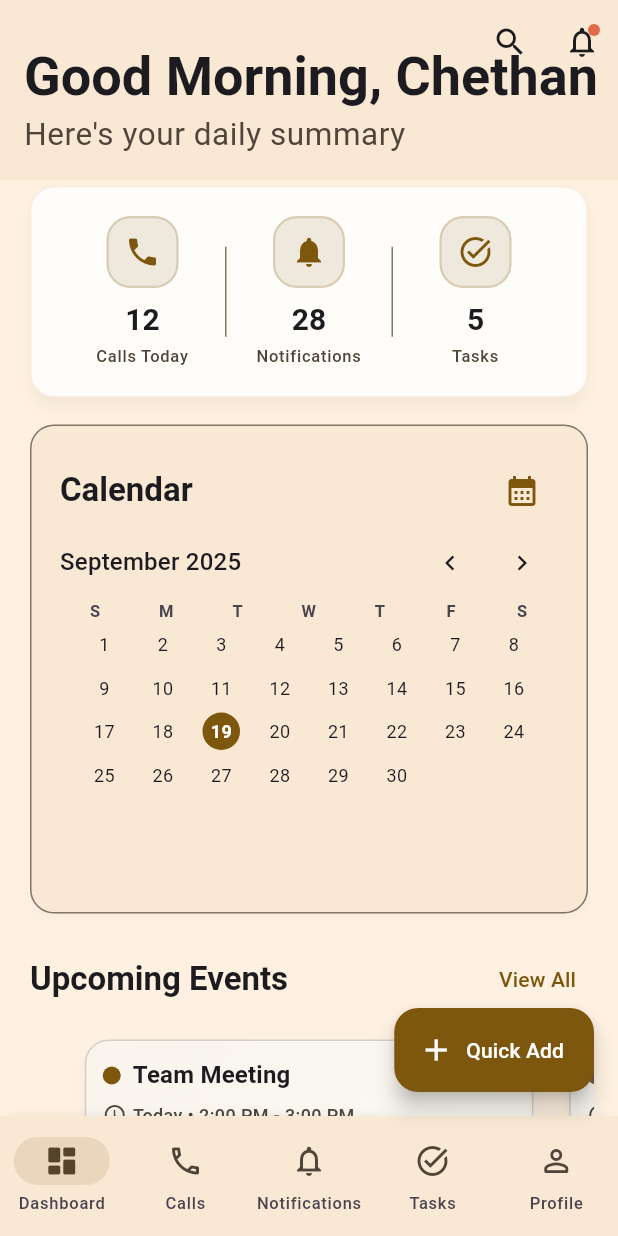
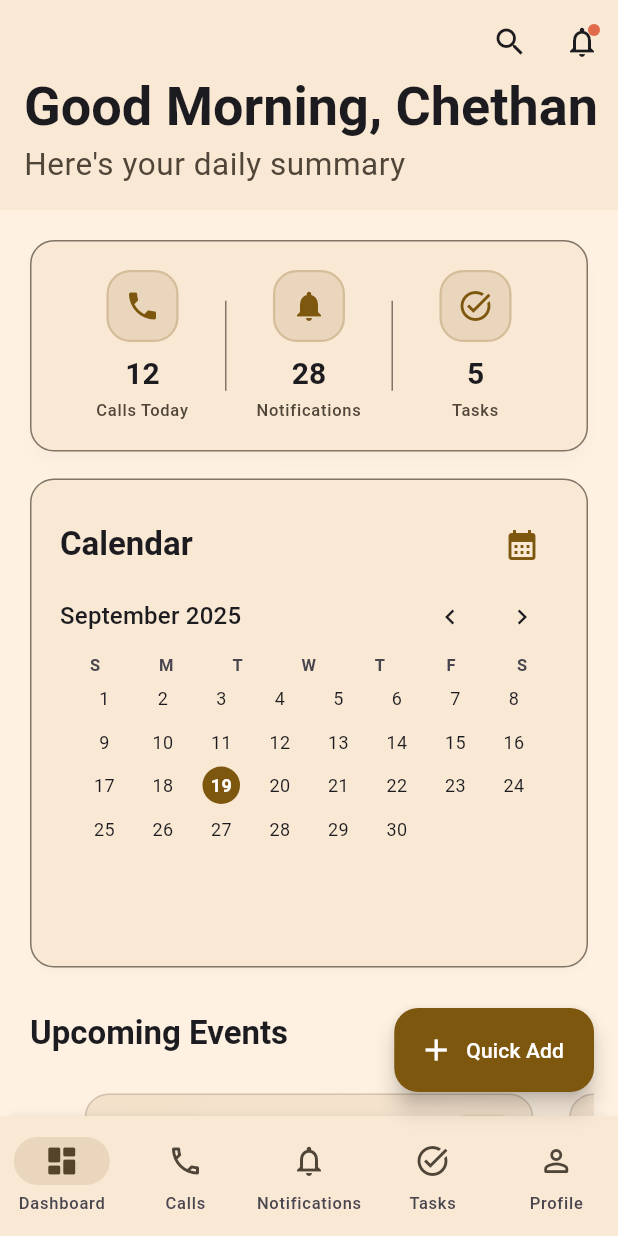
Before and after one commit to Chethan616/U.A.C.C, a Flutter app: the screen it shows once a user with an empty profile is signed in, on a phone screen of 412 x 824 dp. Run offline on Flutter 3.47's test engine with Material 3 defaults, Android fonts, the phone set to English and light mode, and no system bars; our stand-ins replace firebase_auth, firebase_core, flutter_riverpod, google_sign_in, permission_handler, shared_preferences; accounts and stored records are empty.

Commit message:
minor ui comforts

```diff
--- a/lib/screens/home_screen.dart
+++ b/lib/screens/home_screen.dart
@@ -340,7 +340,7 @@ class _DashboardTabState extends State<DashboardTab>
             elevation: 0,
             floating: true,
             snap: true,
-            expandedHeight: 120,
+            expandedHeight: 140,
             flexibleSpace: FlexibleSpaceBar(
               title: FadeTransition(
                 opacity: Tween<double>(begin: 0.0, end: 1.0).animate(
@@ -363,6 +363,7 @@ class _DashboardTabState extends State<DashboardTab>
                     mainAxisSize: MainAxisSize.min,
                     crossAxisAlignment: CrossAxisAlignment.start,
                     children: [
+                      const SizedBox(height: 4),
                       Text(
                         'Good ${_getGreeting()}, Chethan',
                         style: Theme.of(context)
@@ -387,7 +388,8 @@ class _DashboardTabState extends State<DashboardTab>
                   ),
                 ),
               ),
-              titlePadding: const EdgeInsets.only(left: 16, bottom: 16),
+              titlePadding:
+                  const EdgeInsets.only(left: 16, bottom: 16, top: 32),
             ),
             actions: [
               SlideTransition(
@@ -450,6 +452,9 @@ class _DashboardTabState extends State<DashboardTab>
           SliverToBoxAdapter(
             child: Column(
               children: [
+                // Add a bit more space between the app bar header and the
+                // stats/icon box below to improve visual separation.
+                const SizedBox(height: 16),
                 // Stats Container with staggered animation
                 SlideTransition(
                   position: Tween<Offset>(
@@ -472,11 +477,14 @@ class _DashboardTabState extends State<DashboardTab>
                       padding: const EdgeInsets.symmetric(horizontal: 16),
                       child: Card(
                         elevation: 4,
-                        shadowColor: AppColors.shadow.withOpacity(0.1),
+                        // use theme shadow for correct light/dark behavior
+                        shadowColor:
+                            Theme.of(context).shadowColor.withOpacity(0.1),
                         shape: RoundedRectangleBorder(
                           borderRadius: BorderRadius.circular(16),
                           side: BorderSide(
-                            color: AppColors.outline.withOpacity(0.2),
+                            // match the calendar outline exactly (no extra opacity)
+                            color: Theme.of(context).colorScheme.outline,
                             width: 1.0,
                           ),
                         ),
--- a/lib/theme/theme_provider.dart
+++ b/lib/theme/theme_provider.dart
@@ -101,9 +101,11 @@ class AppThemes {
   static ThemeData get originalTheme => _buildTheme(
         primaryColor: const Color(0xFFD9B88A), // from app.md
         secondaryColor: const Color(0xFFF6C84A), // from app.md
-        surfaceColor: const Color(0xFFF9E8D4), // base from app.md
+        surfaceColor:
+            const Color(0xFFF9E8D4), // base from app.md (calendar color)
         backgroundColor: const Color(0xFFFEF1E1), // original warm background
-        cardColor: const Color(0xFFFFFDF9), // surface from app.md
+        // Make cards match the calendar/base surface color in the original theme
+        cardColor: const Color(0xFFF9E8D4),
         brightness: Brightness.light,
       );
 
```
